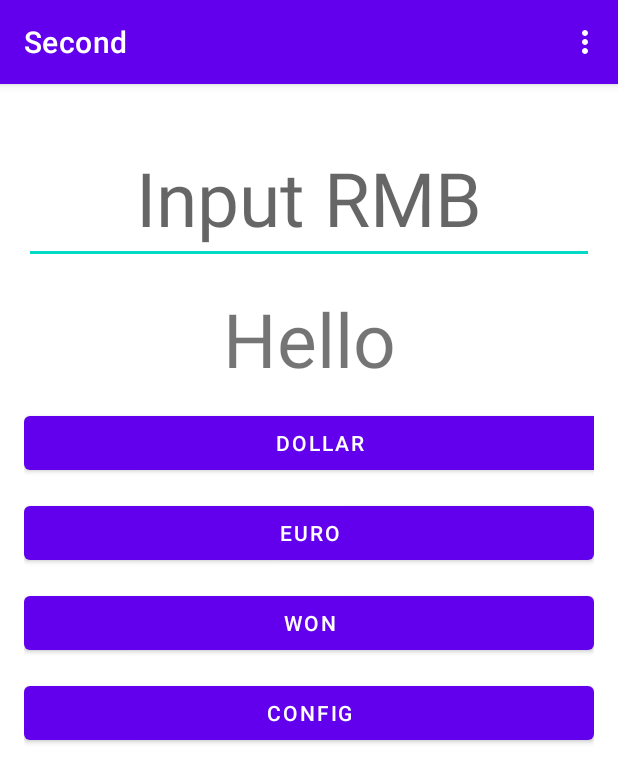
After one commit to qylyql/Second, an Android app: the FirstActivity screen opened directly, with no data from a screen before it, on a phone screen of 412 x 824 dp. The commit adds this screen. Shown: the top 783 px of the screen. Run offline under Robolectric (Android 15) with nearby library versions, the phone set to English and light mode, and no system bars.

Commit message:
作业提交（9.26）

```diff
--- /dev/null
+++ b/app/src/main/java/com/swufestu/second/FirstActivity.java
@@ -0,0 +1,131 @@
+package com.swufestu.second;
+
+import androidx.appcompat.app.AppCompatActivity;
+
+import android.content.Intent;
+import android.os.Bundle;
+import android.util.Log;
+import android.view.Menu;
+import android.view.MenuItem;
+import android.view.View;
+import android.widget.EditText;
+import android.widget.TextView;
+import android.widget.Toast;
+
+public class FirstActivity extends AppCompatActivity {
+
+
+    private static final String TAG = "FirstActivity";
+
+    float dollar_rate = 0.35f;
+    float euro_rate = 0.28f;
+    float won_rate = 501f;
+
+
+    @Override
+    protected void onCreate(Bundle savedInstanceState) {
+        super.onCreate(savedInstanceState);
+        setContentView(R.layout.activity_first);
+    }
+
+    public void click(View btn) {
+
+        Log.i(TAG, "click: ");
+        EditText rmb = findViewById(R.id.input_rmb);
+        TextView result = findViewById(R.id.result);
+        String inp = rmb.getText().toString();
+        Log.i(TAG, "click: click:inp=" + inp);
+        if (inp!=null&&inp.length() > 0) {
+            float num = Float.parseFloat(inp);
+            float r = 0;
+            if (btn.getId() == R.id.btn_dollar) {
+                r = num * dollar_rate;
+            } else if (btn.getId() == R.id.btn_euro) {
+                r = num * euro_rate;
+            } else {
+                r = num * won_rate;
+            }
+            Log.i(TAG, "click: r=" + r);
+            result.setText(String.valueOf(r));
+        } else {
+            Toast.makeText(this, "请输入金额后再转换", Toast.LENGTH_SHORT).show();
+            result.setText(R.string.hello1);
+        }
+    }
+/*
+    public void openOne(View btn) {
+        Log.i(TAG, "open:1111111111 ");
+        Intent config = new Intent(this, ThirdActivity.class);
+        //Intent first =new Intent(Intent.ACTION_VIEW, Uri.parse("http://www.jd.com"));
+
+        config.putExtra("dollar_rate_key",dollarRate);
+        config.putExtra("euro_rate_key",euroRate);
+        config.putExtra("won_rate_key",wonRate);
+
+        Log.i(TAG, "openOne: dollorRate="+dollorRate);
+        Log.i(TAG, "openOne: euroRate="+euroRate);
+        Log.i(TAG, "openOne: wonRate="+wonRate);
+
+        startActivity(config);
+        startActivityForResult(config,1000);
+    }
+*/
+
+
+    public void openConfig(View btn){
+        Log.i(TAG, "openConfig: ");
+        config();
+    }
+
+    private void config() {
+        Intent config=new Intent(this,ThirdActivity.class);
+        config.putExtra("dollar_rate_key",dollar_rate);
+        config.putExtra("euro_rate_key",euro_rate);
+        config.putExtra("won_rate_key",won_rate);
+        Log.i(TAG, "openConfig: dollar_rate="+dollar_rate);
+        Log.i(TAG, "openConfig: euro_rate="+euro_rate);
+        Log.i(TAG, "openConfig: won_rate="+won_rate);
+
+        //startActivity(config);
+        startActivityForResult(config,1);
+    }
+
+    protected void onActivityResult(int requestCode,int resultCode,Intent data){
+        if(requestCode==1&&resultCode==3){
+            dollar_rate=data.getFloatExtra("dollar_key2",0.1f);
+            euro_rate=data.getFloatExtra("euro_key2",0.1f);
+            won_rate=data.getFloatExtra("won_key2",0.1f);
+
+            Log.i(TAG, "onActivityResult: dollar_rate=" +
+                    ""+dollar_rate);
+            Log.i(TAG, "onActivityResult: euro_rate="+euro_rate);
+            Log.i(TAG, "onActivityResult: won_rate="+won_rate);
+
+
+        }else if(requestCode==1&&resultCode==5){
+            Bundle bundle=data.getExtras();
+            dollar_rate=bundle.getFloat("dollar_key3",1);
+            euro_rate=bundle.getFloat("euro_key3",1);
+            won_rate=bundle.getFloat("won_key3",1);
+
+            Log.i(TAG, "onActivityResult: dollar_rate3="+dollar_rate);
+            Log.i(TAG, "onActivityResult: euro_rate3= "+euro_rate);
+            Log.i(TAG, "onActivityResult: won_rate3="+won_rate);
+        }
+        super.onActivityResult(requestCode , resultCode,data);
+    }
+
+    public boolean onCreateOptionsMenu(Menu menu){
+        getMenuInflater().inflate(R.menu.mymenu,menu);
+        return true;
+       // return super.onCreateOptionsMenu(menu);
+    }
+
+    public boolean onOptionsItemSelected(MenuItem item){
+        if(item.getItemId()==R.id.setting){
+            config();
+        }
+        return super.onOptionsItemSelected(item);
+    }
+
+}
--- a/app/src/main/res/layout/activity_ball.xml
+++ b/app/src/main/res/layout/activity_ball.xml
@@ -44,6 +44,8 @@
                 android:layout_width="match_parent"
                 android:layout_height="wrap_content"
                 android:text="@string/points3_label"
+                android:gravity="center"
+
                 android:layout_marginTop="12dp"
                 android:onClick="click"/>
             <Button
@@ -51,6 +53,8 @@
                 android:layout_width="match_parent"
                 android:layout_height="wrap_content"
                 android:text="@string/points2_label"
+                android:gravity="center"
+
                 android:layout_marginTop="12dp"
                 android:onClick="click"/>
             <Button
@@ -58,6 +62,8 @@
                 android:layout_width="match_parent"
                 android:layout_height="wrap_content"
                 android:text="@string/points1_label"
+                android:gravity="center"
+
                 android:layout_marginTop="12dp"
                 android:onClick="click"/>
         </LinearLayout>
--- /dev/null
+++ b/app/src/main/res/layout/activity_first.xml
@@ -0,0 +1,71 @@
+<?xml version="1.0" encoding="utf-8"?>
+<androidx.constraintlayout.widget.ConstraintLayout xmlns:android="http://schemas.android.com/apk/res/android"
+    xmlns:app="http://schemas.android.com/apk/res-auto"
+    xmlns:tools="http://schemas.android.com/tools"
+    android:layout_width="match_parent"
+    android:layout_height="match_parent"
+    tools:context=".FirstActivity">
+<LinearLayout
+    android:layout_width="match_parent"
+    android:layout_height="match_parent"
+    android:padding="16dp"
+    android:orientation="vertical">
+ <EditText
+     android:layout_width="match_parent"
+     android:layout_height="wrap_content"
+     android:text="@string/rmb"
+     android:id="@+id/input_rmb"
+     android:gravity="center"
+     android:hint="Input RMB"
+     android:textSize="50sp"
+     android:layout_marginTop="16dp"
+     />
+ <TextView
+     android:layout_width="match_parent"
+     android:layout_height="wrap_content"
+     android:id="@+id/result"
+     android:text="@string/hello1"
+     android:gravity="center"
+     android:textSize="50sp"
+     android:layout_marginTop="16dp"
+     />
+
+ <Button
+     android:id="@+id/btn_dollar"
+     android:layout_width="394dp"
+     android:layout_height="wrap_content"
+     android:layout_marginTop="12dp"
+     android:onClick="click"
+     android:text="@string/dollar" />
+ <Button
+    android:id="@+id/btn_euro"
+    android:layout_width="match_parent"
+    android:layout_height="wrap_content"
+    android:text="@string/eudo"
+    android:layout_marginTop="12dp"
+    android:onClick="click"/>
+ <Button
+    android:id="@+id/btn_won"
+    android:layout_width="match_parent"
+    android:layout_height="wrap_content"
+    android:text="@string/won"
+    android:layout_marginTop="12dp"
+    android:onClick="click"/>
+
+ <Button
+     android:id="@+id/btn_open"
+     android:layout_width="match_parent"
+     android:layout_height="wrap_content"
+     android:text="CONFIG"
+     android:layout_marginTop="12dp"
+     android:onClick="openConfig"/>
+
+
+
+
+
+
+
+</LinearLayout>
+
+</androidx.constraintlayout.widget.ConstraintLayout>
--- /dev/null
+++ b/app/src/main/res/menu/mymenu.xml
@@ -0,0 +1,10 @@
+<?xml version="1.0" encoding="utf-8"?>
+<menu xmlns:android="http://schemas.android.com/apk/res/android">
+
+
+    <item
+        android:id="@+id/setting"
+        android:title="@string/menu_setting" />
+    <item android:title="Item" />
+    <item android:title="Item" />
+</menu>
--- a/app/src/main/res/values/strings.xml
+++ b/app/src/main/res/values/strings.xml
@@ -1,6 +1,5 @@
 <resources>
     <string name="app_name">Second</string>
-    <string name="hello">helloswufe</string>
     <string name="btn_login">Login</string>
     <string name="logo">IBM</string>
     <string name="btn_label">button</string>
@@ -13,8 +12,15 @@
     <string name="point1_label">+1 point</string>
     <string name="teama_label">TeamA</string>
     <string name="teamab_label">TeamB</string>
+    <string name="hello1">Hello</string>
     <string name="reset_label">reset</string>
 
+    <string name="rmb"></string>
+    <string name="dollar">DOLLAR</string>
+    <string name="eudo">EURO</string>
+    <string name="won">WON</string>
+    <string name="btn_open_label">Open Activity</string>
+    <string name="menu_setting">setting</string>
 
 
 </resources>
```
Also changed, not shown: app/src/main/AndroidManifest.xml (+11 -0 lines), app/src/main/java/com/swufestu/second/MainActivity.java (+17 -3 lines), app/src/main/java/com/swufestu/second/ThirdActivity.java (added, +65 -0 lines), app/src/main/res/layout/activity_main.xml (+7 -0 lines), app/src/main/res/layout/activity_third.xml (added, +63 -0 lines).
